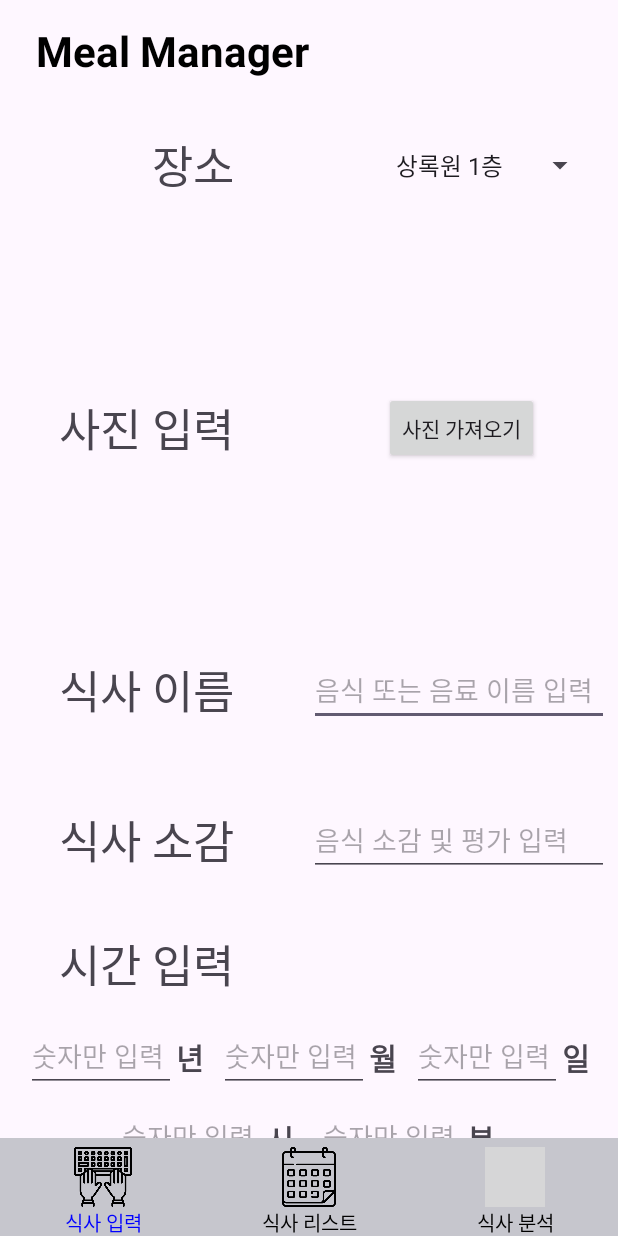
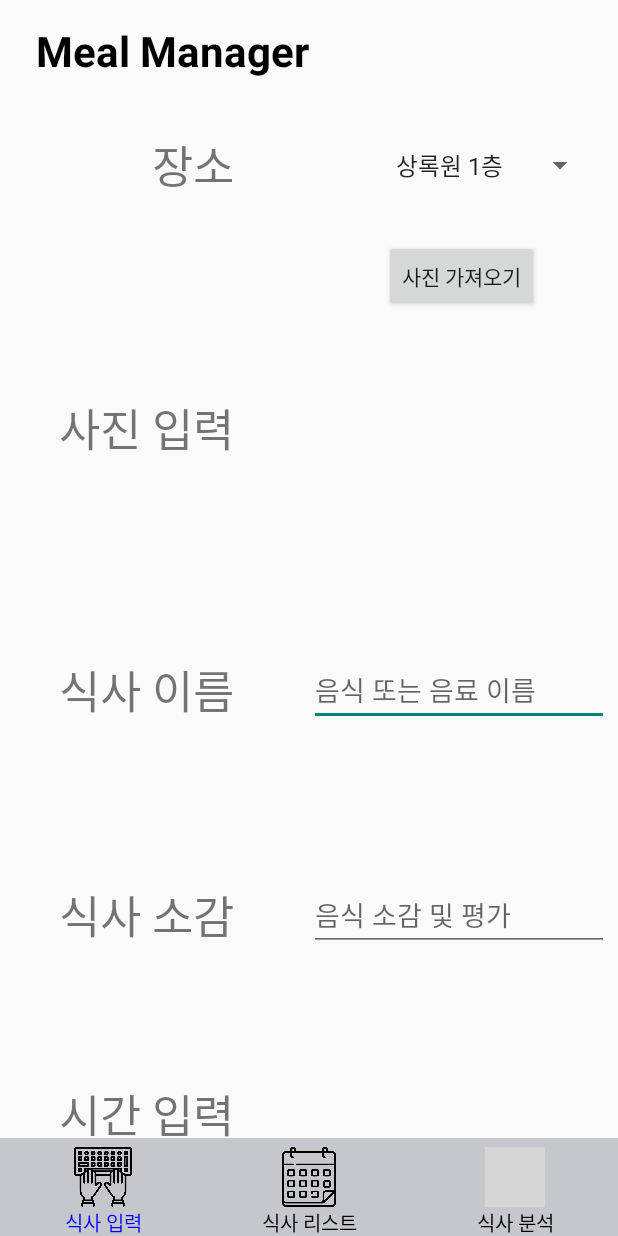
Before and after one commit to zzammin/MobileSoftware, an Android app: the screen it shows after launch (MainActivity), on a phone screen of 412 x 824 dp. Run offline under Robolectric (Android 15) with nearby library versions, the phone set to English and light mode, and no system bars; libraries missing offline, so code that uses them is left out: com.prolificinteractive.materialcalendarview.

Commit message:
캘린더뷰 날짜 누르면 리스트뷰 나오는거 까지..

```diff
--- a/app/src/main/java/com/example/mobilesoftware/CalendarFragment.java
+++ b/app/src/main/java/com/example/mobilesoftware/CalendarFragment.java
@@ -5,34 +5,40 @@ import android.util.Log;
 import android.view.LayoutInflater;
 import android.view.View;
 import android.view.ViewGroup;
-import android.widget.ArrayAdapter;
+import android.widget.BaseAdapter;
 import android.widget.ListView;
 import android.widget.TextView;
+
+import androidx.annotation.NonNull;
+import androidx.fragment.app.Fragment;
 
 import com.prolificinteractive.materialcalendarview.CalendarDay;
 import com.prolificinteractive.materialcalendarview.MaterialCalendarView;
 import com.prolificinteractive.materialcalendarview.OnDateSelectedListener;
-import com.prolificinteractive.materialcalendarview.OnRangeSelectedListener;
 import com.prolificinteractive.materialcalendarview.format.ArrayWeekDayFormatter;
 import com.prolificinteractive.materialcalendarview.format.MonthArrayTitleFormatter;
 import com.prolificinteractive.materialcalendarview.format.TitleFormatter;
-import com.prolificinteractive.materialcalendarview.format.WeekDayFormatter;
 
-import androidx.annotation.NonNull;
-import androidx.fragment.app.Fragment;
-
-import java.time.format.DateTimeFormatter;
 import java.text.SimpleDateFormat;
 import java.util.ArrayList;
 import java.util.Calendar;
+import java.util.HashMap;
 import java.util.List;
+import java.util.Map;
 
 public class CalendarFragment extends Fragment {
-    private final String TAG = this.getClass().getSimpleName();
 
+    // 날짜별 데이터를 저장하는 맵
+    private Map<CalendarDay, List<String>> dataMap = new HashMap<>();
     MaterialCalendarView calendarView;
     TextView dateText;
     ListView listView;
+
+    String mealName;
+
+    // 초기에는 빈 데이터 리스트로 어댑터를 설정
+    List<String> dataList = new ArrayList<>();
+    ListAdapter adapter = new ListAdapter(dataList);
 
     public View onCreateView(LayoutInflater inflater, ViewGroup container, Bundle savedInstanceState) {
         ViewGroup rootView = (ViewGroup) inflater.inflate(R.layout.calendar_fragment, container, false);
@@ -69,7 +75,8 @@ public class CalendarFragment extends Fragment {
                 // TextView에 선택한 날짜 설정
                 dateText.setText(formattedDate);
 
-                // 여기서 선택한 날짜에 대한 추가적인 작업을 수행할 수 있습니다.
+                // 선택한 날짜에 해당하는 데이터를 리스트뷰에 표시
+                updateListViewForDate(date, getArguments());
             }
         });
 
@@ -92,40 +99,99 @@ public class CalendarFragment extends Fragment {
             }
         });
 
+        // 초기에는 빈 데이터 리스트로 어댑터를 설정
+        listView.setAdapter(adapter);
+
         return rootView;
     }
 
-    List<com.example.mobilesoftware.MealItem> mealItems; // MealItem은 식사 데이터를 나타내는 클래스로 가정합니다
+    private void updateListViewForDate(CalendarDay date, Bundle bundle) {
+        // 클릭한 날짜의 연, 월, 일 값 가져오기
+        int year = date.getYear();
+        int month = date.getMonth();
+        int day = date.getDay();
 
-    public void setMealItems(List<com.example.mobilesoftware.MealItem> mealItems) {
-        this.mealItems = mealItems;
-        // ListView를 필터된 데이터로 업데이트하는 메서드 호출
-        updateListView();
+        // CalendarDay 객체 생성
+        CalendarDay selectedDate = CalendarDay.from(year, month, day);
+
+        // 선택한 날짜에 해당하는 데이터를 가져옴
+        List<String> dataList = dataMap.get(selectedDate);
+
+        // 데이터가 없으면 빈 리스트로 초기화
+        if (dataList == null) {
+            dataList = new ArrayList<>();
+        }
+
+        // mealName이 null이 아니고 비어있지 않으면 dataList에 추가
+        String mealName = bundle.getString("mealName");
+        if (mealName != null && !mealName.isEmpty()) {
+            dataList.add("Location: " + bundle.getString("selectedLocation") + ", Meal: " + mealName);
+        }
+
+        // 데이터를 맵에 저장
+        dataMap.put(selectedDate, dataList);
+
+        // 어댑터에 데이터 설정
+        adapter.setData(dataList);
+        adapter.notifyDataSetChanged();
+
+        // 처음에는 리스트뷰를 숨기고, 데이터가 있을 때만 보이도록 설정
+        if (!dataList.isEmpty()) {
+            listView.setVisibility(View.VISIBLE);
+        } else {
+            listView.setVisibility(View.GONE);
+        }
     }
 
-    private void updateListView() {
-        // 캘린더에서 선택한 날짜를 가져옵니다.
-        Calendar selectedDate = calendarView.getSelectedDate().getCalendar();
-        int year = selectedDate.get(Calendar.YEAR);
-        int month = selectedDate.get(Calendar.MONTH) + 1;
-        int day = selectedDate.get(Calendar.DAY_OF_MONTH);
+    public class ListAdapter extends BaseAdapter {
+        private List<String> data;
+        private int maxItems = 3;
 
-        // 지정된 조건에 따라 식사 항목을 필터링합니다.
-        List<String> filteredMeals = new ArrayList<>();
-        for (com.example.mobilesoftware.MealItem meal : mealItems) {
-            int mealHour = Integer.parseInt(meal.getHour());
-            int mealMinute = Integer.parseInt(meal.getMinute());
-
-            if ((mealHour <= 11 && mealMinute <= 30) ||
-                    (mealHour >= 11 && mealHour < 14 && mealMinute >= 30) ||
-                    (mealHour >= 17 && mealHour < 18)) {
-                filteredMeals.add(meal.getMealName());
-            }
+        public ListAdapter(List<String> data){
+            this.data=data;
         }
 
-        // 필터된 데이터로 ListView를 업데이트합니다.
-        ArrayAdapter<String> adapter = new ArrayAdapter<>(
-                requireContext(), android.R.layout.simple_list_item_1, filteredMeals);
-        listView.setAdapter(adapter);
+        // ListAdapter에 데이터 설정하는 메서드 추가
+        public void setData(List<String> data) {
+            this.data = data;
+        }
+
+        @Override
+        public int getCount() {
+            // 어댑터의 getCount() 메서드를 통해 항목 수를 제한
+            return Math.min(data.size(), maxItems);
+        }
+
+        @Override
+        public Object getItem(int position) {
+            return data.get(position);
+        }
+
+        @Override
+        public long getItemId(int position) {
+            return position;
+        }
+
+        @Override
+        public View getView(int position, View convertView, ViewGroup parent) {
+            // 간단한 예제로 TextView를 사용하여 데이터를 표시
+            TextView textView;
+            if (convertView == null) {
+                LayoutInflater inflater = LayoutInflater.from(parent.getContext());
+                textView = new TextView(parent.getContext());
+                textView.setTextSize(16); // 텍스트 크기 조절
+                convertView = textView;
+            } else {
+                textView = (TextView) convertView;
+            }
+
+            // 데이터 설정
+            String mealData = (String) getItem(position);
+
+            // 텍스트 설정
+            textView.setText(mealData);
+
+            return convertView;
+        }
     }
 }
--- a/app/src/main/res/layout/input_fragment.xml
+++ b/app/src/main/res/layout/input_fragment.xml
@@ -75,16 +75,15 @@
             android:text="사진 가져오기"
             android:layout_marginLeft="50dp"
             app:layout_constraintStart_toEndOf="@id/image_space"
-            app:layout_constraintTop_toTopOf="parent"
-            app:layout_constraintBottom_toBottomOf="parent"  />
+            app:layout_constraintTop_toTopOf="parent" />
 
         <ImageView
             android:id="@+id/select_image"
-            android:layout_width="match_parent"
-            android:layout_height="wrap_content"
-            app:layout_constraintStart_toStartOf="parent"
-            app:layout_constraintEnd_toEndOf="parent"
-            app:layout_constraintTop_toTopOf="parent"
+            android:layout_width="180dp"
+            android:layout_height="180dp"
+            android:layout_marginStart="10dp"
+            android:layout_marginBottom="10dp"
+            app:layout_constraintStart_toEndOf="@id/image_space"
             app:layout_constraintBottom_toBottomOf="parent" />
 
 
@@ -119,7 +118,7 @@
             android:id="@+id/meal_name_edit"
             android:layout_width="200dp"
             android:layout_height="wrap_content"
-            android:hint="음식 또는 음료 이름 입력"
+            android:hint="음식 또는 음료 이름"
             app:layout_constraintStart_toEndOf="@id/meal_name_space"
             app:layout_constraintTop_toTopOf="parent"
             app:layout_constraintBottom_toBottomOf="parent"/>
@@ -129,7 +128,7 @@
     <androidx.constraintlayout.widget.ConstraintLayout
         android:id="@+id/meal_opinion_layout"
         android:layout_width="match_parent"
-        android:layout_height="100dp">
+        android:layout_height="200dp">
 
         <Space
             android:id="@+id/meal_opinion_space"
@@ -155,7 +154,7 @@
             android:id="@+id/meal_opinion_edit"
             android:layout_width="200dp"
             android:layout_height="wrap_content"
-            android:hint="음식 소감 및 평가 입력"
+            android:hint="음식 소감 및 평가"
             android:inputType="textMultiLine"
             app:layout_constraintStart_toEndOf="@id/meal_opinion_space"
             app:layout_constraintTop_toTopOf="parent"
@@ -192,7 +191,6 @@
             android:id="@+id/year"
             android:layout_width="100dp"
             android:layout_height="wrap_content"
-            android:hint="숫자만 입력"
             android:layout_marginTop="70dp"
             app:layout_constraintTop_toTopOf="parent"
             app:layout_constraintEnd_toStartOf="@id/textViewYear" />
@@ -215,7 +213,6 @@
             android:id="@+id/month"
             android:layout_width="100dp"
             android:layout_height="wrap_content"
-            android:hint="숫자만 입력"
             android:layout_marginTop="70dp"
             android:layout_marginStart="10dp"
             app:layout_constraintTop_toTopOf="parent"
@@ -238,7 +235,6 @@
             android:id="@+id/day"
             android:layout_width="100dp"
             android:layout_height="wrap_content"
-            android:hint="숫자만 입력"
             android:layout_marginTop="70dp"
             android:layout_marginStart="10dp"
             app:layout_constraintTop_toTopOf="parent"
@@ -262,7 +258,6 @@
             android:layout_height="wrap_content"
             android:layout_marginStart="5dp"
             android:layout_marginBottom="8dp"
-            android:hint="숫자만 입력"
             app:layout_constraintBottom_toBottomOf="parent"
             app:layout_constraintEnd_toStartOf="@id/textViewHour" />
 
@@ -286,7 +281,6 @@
             android:layout_height="wrap_content"
             android:layout_marginStart="5dp"
             android:layout_marginBottom="8dp"
-            android:hint="숫자만 입력"
             app:layout_constraintBottom_toBottomOf="parent"
             app:layout_constraintStart_toEndOf="@id/time_space" />
 
--- a/app/src/main/res/values-night/themes.xml
+++ b/app/src/main/res/values-night/themes.xml
@@ -1,6 +1,6 @@
 <resources xmlns:tools="http://schemas.android.com/tools">
     <!-- Base application theme. -->
-    <style name="Base.Theme.MobileSoftware" parent="Theme.Material3.DayNight.NoActionBar">
+    <style name="Base.Theme.MobileSoftware" parent="Theme.AppCompat.Light.NoActionBar">
         <!-- Customize your dark theme here. -->
         <!-- <item name="colorPrimary">@color/my_dark_primary</item> -->
     </style>
--- a/app/src/main/res/values/themes.xml
+++ b/app/src/main/res/values/themes.xml
@@ -1,6 +1,6 @@
 <resources xmlns:tools="http://schemas.android.com/tools">
     <!-- Base application theme. -->
-    <style name="Base.Theme.MobileSoftware" parent="Theme.Material3.DayNight.NoActionBar">
+    <style name="Base.Theme.MobileSoftware" parent="Theme.AppCompat.Light.NoActionBar">
         <!-- Customize your light theme here. -->
         <!-- <item name="colorPrimary">@color/my_light_primary</item> -->
     </style>
```
Also changed, not shown: app/src/main/java/com/example/mobilesoftware/InputFragment.java (+69 -18 lines), app/src/main/java/com/example/mobilesoftware/MealItem.java (+16 -0 lines).
